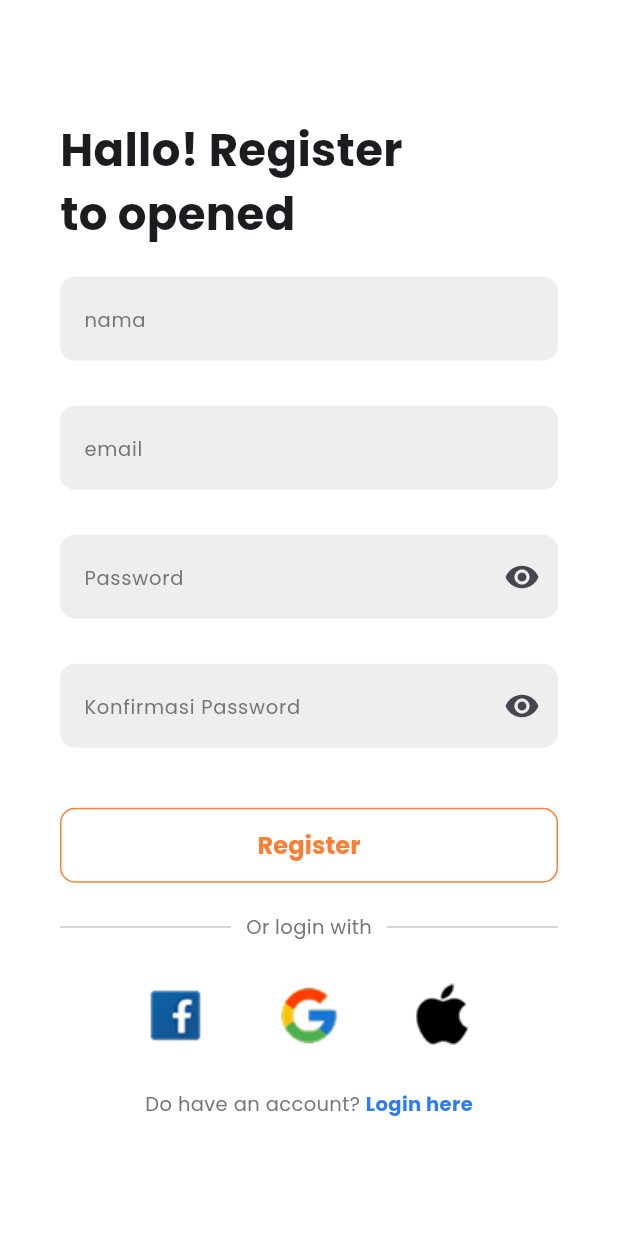
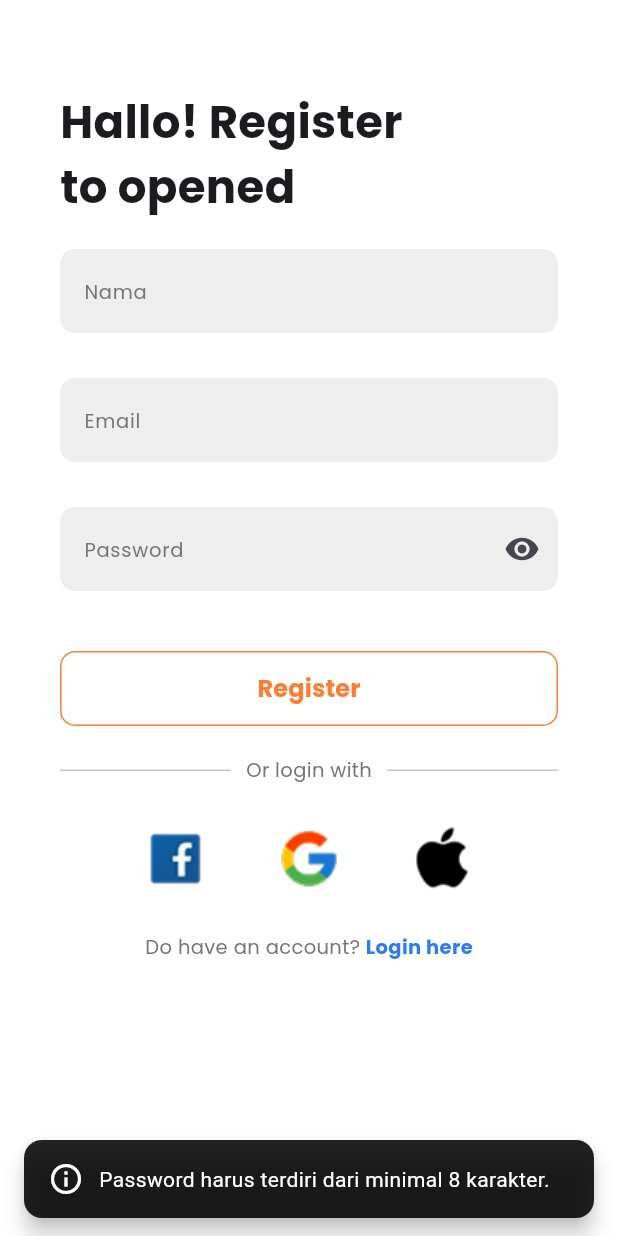
Before and after one commit to disrizka/attendify, a Flutter app: the RegisterScreen screen opened directly, after a tap on "Register", on a phone screen of 412 x 824 dp. Run offline on Flutter 3.47's test engine with Material 3 defaults, Android fonts, the phone set to English and light mode, and no system bars; our stand-ins replace introduction_screen, shared_preferences; accounts and stored records are empty.

Commit message:
login, register berhasil

```diff
--- /dev/null
+++ b/lib/api/endpoint.dart
@@ -0,0 +1,3 @@
+class Endpoint {
+  static const String baseUrlApi = 'https://absen.quidi.id/api';
+}
--- /dev/null
+++ b/lib/pages/auth/models/login_model.dart
@@ -0,0 +1,31 @@
+class LoginResponse {
+  final String message;
+  final String token;
+  final User user;
+
+  LoginResponse({
+    required this.message,
+    required this.token,
+    required this.user,
+  });
+
+  factory LoginResponse.fromJson(Map<String, dynamic> json) {
+    return LoginResponse(
+      message: json['message'],
+      token: json['data']['token'],
+      user: User.fromJson(json['data']['user']),
+    );
+  }
+}
+
+class User {
+  final int id;
+  final String name;
+  final String email;
+
+  User({required this.id, required this.name, required this.email});
+
+  factory User.fromJson(Map<String, dynamic> json) {
+    return User(id: json['id'], name: json['name'], email: json['email']);
+  }
+}
--- a/lib/pages/auth/screens/register/screen/register_screen.dart
+++ b/lib/pages/auth/screens/register/screen/register_screen.dart
@@ -1,4 +1,5 @@
 import 'package:attendify/pages/auth/screens/login/screens/login_screen.dart';
+import 'package:attendify/pages/auth/service/auth_service.dart';
 import 'package:attendify/utils/constant/app_color.dart';
 import 'package:attendify/utils/constant/app_font.dart';
 import 'package:attendify/utils/constant/app_image.dart';
@@ -12,28 +13,123 @@ class RegisterScreen extends StatefulWidget {
 }
 
 class _RegisterScreenState extends State<RegisterScreen> {
+  final _nameController = TextEditingController();
+  final _emailController = TextEditingController();
+  final _passwordController = TextEditingController();
+  bool _isLoading = false;
+
+  Future<void> _handleRegister() async {
+    setState(() => _isLoading = true);
+
+    final name = _nameController.text.trim();
+    final email = _emailController.text.trim();
+    final password = _passwordController.text.trim();
+
+    // Validasi password satu per satu dengan pesan lucu
+    if (password.length < 8) {
+      _showFunnySnackBar("Password harus terdiri dari minimal 8 karakter.");
+      setState(() => _isLoading = false);
+      return;
+    }
+
+    if (!password.contains(RegExp(r'[A-Z]'))) {
+      _showFunnySnackBar(
+        "Password harus mengandung setidaknya satu huruf kapital.",
+      );
+      setState(() => _isLoading = false);
+      return;
+    }
+
+    if (!password.contains(RegExp(r'[a-z]'))) {
+      _showFunnySnackBar(
+        "Password harus mengandung setidaknya satu huruf kecil.",
+      );
+      setState(() => _isLoading = false);
+      return;
+    }
+
+    if (!password.contains(RegExp(r'\d'))) {
+      _showFunnySnackBar("Password harus mengandung setidaknya satu angka.");
+      setState(() => _isLoading = false);
+      return;
+    }
+
+    if (!password.contains(RegExp(r'[!@#$%^&*(),.?":{}|<>]'))) {
+      _showFunnySnackBar(
+        "Password harus mengandung setidaknya satu simbol khusus.",
+      );
+      setState(() => _isLoading = false);
+      return;
+    }
+
+    try {
+      final response = await AuthService().register(
+        name: name,
+        email: email,
+        password: password,
+      );
+
+      ScaffoldMessenger.of(
+        context,
+      ).showSnackBar(SnackBar(content: Text("🎉 ${response.message}")));
+
+      Navigator.pushReplacement(
+        context,
+        MaterialPageRoute(builder: (_) => LoginScreen()),
+      );
+    } catch (e) {
+      ScaffoldMessenger.of(
+        context,
+      ).showSnackBar(SnackBar(content: Text("❌ Gagal registrasi: $e")));
+    } finally {
+      setState(() => _isLoading = false);
+    }
+  }
+
+  // Helper snack bar dengan emoji & gaya lucu
+  void _showFunnySnackBar(String message) {
+    ScaffoldMessenger.of(context).showSnackBar(
+      SnackBar(
+        content: Row(
+          children: [
+            Icon(Icons.info_outline, color: Colors.white),
+            const SizedBox(width: 10),
+            Expanded(
+              child: Text(message, style: const TextStyle(color: Colors.white)),
+            ),
+          ],
+        ),
+        backgroundColor: Colors.black87,
+        behavior: SnackBarBehavior.floating,
+        shape: RoundedRectangleBorder(borderRadius: BorderRadius.circular(12)),
+        margin: const EdgeInsets.symmetric(horizontal: 16, vertical: 12),
+        duration: const Duration(seconds: 3),
+      ),
+    );
+  }
+
   @override
   Widget build(BuildContext context) {
     return Scaffold(
       backgroundColor: AppColor.backgroundColor,
       body: SafeArea(
-        child: Padding(
-          padding: EdgeInsets.symmetric(horizontal: 40),
+        child: SingleChildScrollView(
+          padding: const EdgeInsets.symmetric(horizontal: 40),
           child: Column(
-            mainAxisAlignment: MainAxisAlignment.center,
             crossAxisAlignment: CrossAxisAlignment.stretch,
             children: [
-              // Welcome Text
+              const SizedBox(height: 60),
               Text(
                 "Hallo! Register \nto opened",
-                textAlign: TextAlign.left,
                 style: PoppinsTextStyle.bold.copyWith(fontSize: 30),
               ),
-              SizedBox(height: 20),
+              const SizedBox(height: 20),
 
+              // Nama
               TextField(
+                controller: _nameController,
                 decoration: InputDecoration(
-                  hintText: "nama",
+                  hintText: "Nama",
                   hintStyle: PoppinsTextStyle.regular.copyWith(
                     color: Colors.grey[600],
                     fontSize: 13,
@@ -46,10 +142,13 @@ class _RegisterScreenState extends State<RegisterScreen> {
                   ),
                 ),
               ),
-              SizedBox(height: 30),
+              const SizedBox(height: 30),
+
+              // Email
               TextField(
+                controller: _emailController,
                 decoration: InputDecoration(
-                  hintText: "email",
+                  hintText: "Email",
                   hintStyle: PoppinsTextStyle.regular.copyWith(
                     color: Colors.grey[600],
                     fontSize: 13,
@@ -62,10 +161,11 @@ class _RegisterScreenState extends State<RegisterScreen> {
                   ),
                 ),
               ),
-              SizedBox(height: 30),
+              const SizedBox(height: 30),
 
-              // Password Field
+              // Password
               TextField(
+                controller: _passwordController,
                 obscureText: true,
                 decoration: InputDecoration(
                   hintText: "Password",
@@ -73,7 +173,7 @@ class _RegisterScreenState extends State<RegisterScreen> {
                     color: Colors.grey[600],
                     fontSize: 13,
                   ),
-                  suffixIcon: Icon(Icons.visibility),
+                  suffixIcon: const Icon(Icons.visibility),
                   filled: true,
                   fillColor: Colors.grey[200],
                   border: OutlineInputBorder(
@@ -82,49 +182,35 @@ class _RegisterScreenState extends State<RegisterScreen> {
                   ),
                 ),
               ),
-              SizedBox(height: 30),
-              TextField(
-                obscureText: true,
-                decoration: InputDecoration(
-                  hintText: "Konfirmasi Password",
-                  hintStyle: PoppinsTextStyle.regular.copyWith(
-                    color: Colors.grey[600],
-                    fontSize: 13,
-                  ),
-                  suffixIcon: Icon(Icons.visibility),
-                  filled: true,
-                  fillColor: Colors.grey[200],
-                  border: OutlineInputBorder(
-                    borderRadius: BorderRadius.circular(10),
-                    borderSide: BorderSide.none,
-                  ),
-                ),
-              ),
-              SizedBox(height: 40),
-              // Login Button
+              const SizedBox(height: 40),
+
+              // Tombol Register
               OutlinedButton(
                 style: OutlinedButton.styleFrom(
                   side: BorderSide(color: AppColor.primaryColor),
                   foregroundColor: AppColor.primaryColor,
-                  minimumSize: Size.fromHeight(50),
+                  minimumSize: const Size.fromHeight(50),
                   shape: RoundedRectangleBorder(
                     borderRadius: BorderRadius.circular(10),
                   ),
                 ),
-                onPressed: () {},
-                child: Text(
-                  "Register",
-                  style: PoppinsTextStyle.bold.copyWith(fontSize: 16),
-                ),
+                onPressed: _isLoading ? null : _handleRegister,
+                child:
+                    _isLoading
+                        ? const CircularProgressIndicator()
+                        : Text(
+                          "Register",
+                          style: PoppinsTextStyle.bold.copyWith(fontSize: 16),
+                        ),
               ),
-              SizedBox(height: 20),
+              const SizedBox(height: 20),
 
               // Or login with
               Row(
                 children: [
-                  Expanded(child: Divider()),
+                  const Expanded(child: Divider()),
                   Padding(
-                    padding: EdgeInsets.symmetric(horizontal: 10),
+                    padding: const EdgeInsets.symmetric(horizontal: 10),
                     child: Text(
                       "Or login with",
                       style: PoppinsTextStyle.regular.copyWith(
@@ -138,41 +224,32 @@ class _RegisterScreenState extends State<RegisterScreen> {
               ),
               const SizedBox(height: 20),
 
-              // Social Media Buttons
+              // Tombol Sosial Media
               Row(
                 mainAxisAlignment: MainAxisAlignment.center,
                 children: [
-                  // Facebook
                   IconButton(
                     icon: Image.asset(AppImage.facebook),
                     iconSize: 40,
-                    onPressed: () {
-                      // Aksi Login dengan Facebook
-                    },
+                    onPressed: () {},
                   ),
                   const SizedBox(width: 30),
-                  // Google
                   IconButton(
                     icon: Image.asset(AppImage.google),
                     iconSize: 40,
-                    onPressed: () {
-                      // Aksi Login dengan Google
-                    },
+                    onPressed: () {},
                   ),
                   const SizedBox(width: 30),
-                  // Apple
                   IconButton(
                     icon: Image.asset(AppImage.apple),
                     iconSize: 40,
-                    onPressed: () {
-                      // Aksi Login dengan Apple
-                    },
+                    onPressed: () {},
                   ),
                 ],
               ),
               const SizedBox(height: 20),
 
-              // Register Link
+              // Link ke Login
               Row(
                 mainAxisAlignment: MainAxisAlignment.center,
                 children: [
@@ -187,7 +264,7 @@ class _RegisterScreenState extends State<RegisterScreen> {
                     onTap: () {
                       Navigator.push(
                         context,
-                        MaterialPageRoute(builder: (context) => LoginScreen()),
+                        MaterialPageRoute(builder: (_) => LoginScreen()),
                       );
                     },
                     child: Text(
@@ -200,6 +277,7 @@ class _RegisterScreenState extends State<RegisterScreen> {
                   ),
                 ],
               ),
+              const SizedBox(height: 40),
             ],
           ),
         ),
--- a/pubspec.yaml
+++ b/pubspec.yaml
@@ -36,6 +36,11 @@ dependencies:
   cupertino_icons: ^1.0.8
   intl: ^0.20.2
   introduction_screen: ^3.1.17
+  http: ^1.3.0
+  shared_preferences: ^2.5.3
+  geolocator: ^13.0.4
+  geocoding: ^3.0.0
+  google_maps_flutter: ^2.12.1
 
 dev_dependencies:
   flutter_test:
```
Also changed, not shown: lib/pages/auth/models/register_model.dart (added, +50 -0 lines), lib/pages/auth/screens/login/screens/login_screen.dart (+107 -43 lines), lib/pages/auth/service/auth_service.dart (added, +44 -0 lines), lib/service/pref_handler.dart (added, +59 -0 lines), pubspec.lock, 3 other files.
